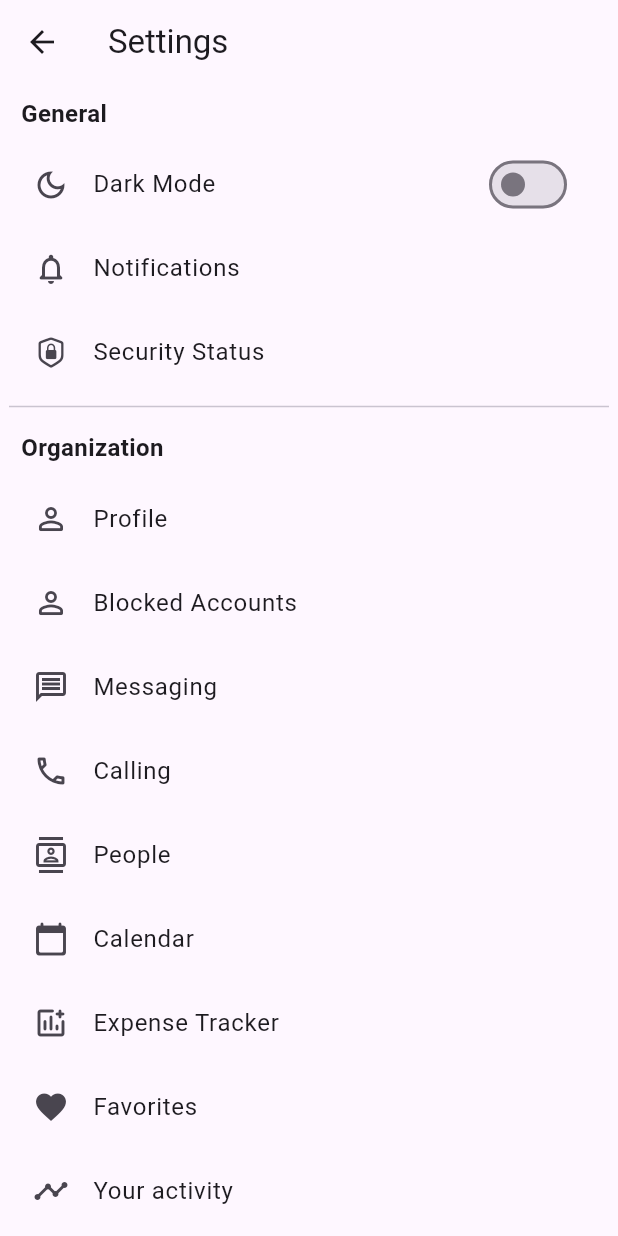
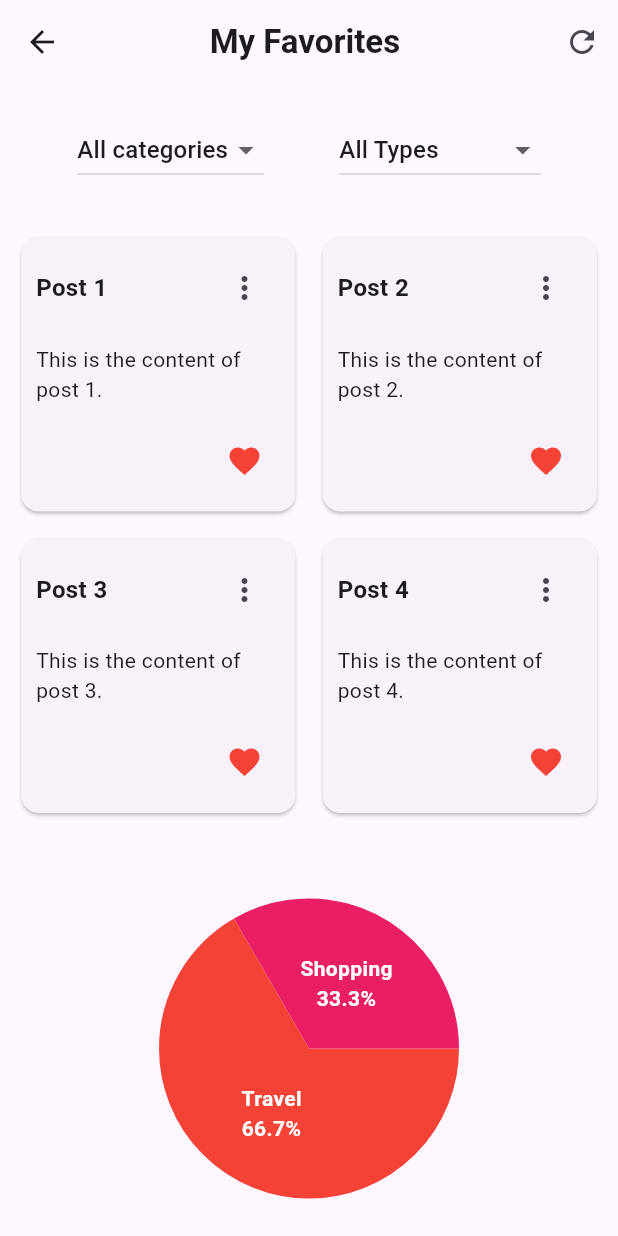
Before and after one commit to MariamBadie/InternshipCampusApp, a Flutter app: the SettingsPage2 screen opened by its route, after a tap on "Favorites", on a phone screen of 412 x 824 dp. Run offline on Flutter 3.47's test engine with Material 3 defaults, Android fonts, the phone set to English and light mode, and no system bars; drawn by our look-alikes of fl_chart; our stand-ins replace flashy_tab_bar2, google_fonts, image_picker, share_plus, timeago.

Commit message:
added favorites  and archive pages and activity page is still empty
added examples to favorites page and the archive page contains the archived posts but still does not contain the remove and delete parts from the archive and the favorite

```diff
--- /dev/null
+++ b/lib/screens/archive_page.dart
@@ -0,0 +1,114 @@
+import 'package:flutter/cupertino.dart';
+import 'package:flutter/material.dart';
+
+class ArchivePage extends StatefulWidget {
+  const ArchivePage({super.key});
+
+  @override
+  State<ArchivePage> createState() => _ArchivePageState();
+}
+
+class _ArchivePageState extends State<ArchivePage> {
+  String type = 'All Types';
+
+  final List<Map<String, String>> posts = [
+    {
+      'title': 'Post 1',
+      'content': 'This is the content of post 1.',
+      'type': 'normal Post'
+    },
+    {
+      'title': 'Post 2',
+      'content': 'This is the content of post 2.',
+      'type': 'Academic Post'
+    },
+    {
+      'title': 'Post 3',
+      'content': 'This is the content of post 3.',
+      'type': 'normal Post'
+    },
+    {
+      'title': 'Post 4',
+      'content': 'This is the content of post 4.',
+      'type': 'Academic Post'
+    },
+    {
+      'title': 'Post 5',
+      'content': 'This is the content of post 5.',
+      'type': 'normal Post'
+    },
+    {
+      'title': 'Post 6',
+      'content': 'This is the content of post 6.',
+      'type': 'Academic Post'
+    },
+  ];
+
+  @override
+  Widget build(BuildContext context) {
+    return Scaffold(
+      appBar: AppBar(
+        title: const Text(
+          "My Archives ",
+          style: TextStyle(fontWeight: FontWeight.bold),
+        ),
+        centerTitle: true,
+        actions: [
+          IconButton(
+            onPressed: () {},
+            icon: const Icon(Icons.refresh),
+          ),
+        ],
+      ),
+      body: Column(
+        mainAxisAlignment: MainAxisAlignment.start,
+        crossAxisAlignment: CrossAxisAlignment.center,
+        children: [
+          const SizedBox(height: 20),
+          Expanded(
+            child: GridView.builder(
+              gridDelegate: const SliverGridDelegateWithMaxCrossAxisExtent(
+                maxCrossAxisExtent: 150, // Maximum width for each item
+                childAspectRatio: 1, // Aspect ratio of each card (width/height)
+                mainAxisSpacing: 10, // Space between rows
+                crossAxisSpacing: 10, // Space between columns
+              ),
+              padding: const EdgeInsets.all(10),
+              itemCount: posts.length,
+              itemBuilder: (context, index) {
+                final post = posts[index];
+                return Card(
+                  child: Container(
+                    width: 150,
+                    height: 150,
+                    padding: const EdgeInsets.all(10),
+                    child: Column(
+                      mainAxisAlignment: MainAxisAlignment.spaceBetween,
+                      children: [
+                        Row(
+                            mainAxisAlignment: MainAxisAlignment.spaceBetween,
+                            children: [
+                              Text(
+                                post['title']!,
+                                style: const TextStyle(
+                                  fontWeight: FontWeight.bold,
+                                  fontSize: 16,
+                                ),
+                              ),
+                              IconButton(
+                                  onPressed: () {},
+                                  icon: Icon(Icons.more_vert_rounded)),
+                            ]),
+                        Text(post['content']!),
+                      ],
+                    ),
+                  ),
+                );
+              },
+            ),
+          ),
+        ],
+      ),
+    );
+  }
+}
--- /dev/null
+++ b/lib/screens/favorites_page.dart
@@ -0,0 +1,247 @@
+import 'package:flutter/cupertino.dart';
+import 'package:flutter/material.dart';
+import 'package:fl_chart/fl_chart.dart';
+
+class FavoritesPage extends StatefulWidget {
+  const FavoritesPage({super.key});
+
+  @override
+  State<FavoritesPage> createState() => _FavoritesPageState();
+}
+
+class _FavoritesPageState extends State<FavoritesPage> {
+  String description = 'All categories';
+  String type = 'All Types';
+
+  final List<Map<String, String>> posts = [
+    {
+      'title': 'Post 1',
+      'content': 'This is the content of post 1.',
+      'type': 'normal Post',
+      'description': 'Travel'
+    },
+    {
+      'title': 'Post 2',
+      'content': 'This is the content of post 2.',
+      'type': 'Academic Post',
+      'description': 'Travel'
+    },
+    {
+      'title': 'Post 3',
+      'content': 'This is the content of post 3.',
+      'type': 'normal Post',
+      'description': 'Shopping'
+    },
+    {
+      'title': 'Post 4',
+      'content': 'This is the content of post 4.',
+      'type': 'Academic Post',
+      'description': 'Travel'
+    },
+    {
+      'title': 'Post 5',
+      'content': 'This is the content of post 5.',
+      'type': 'normal Post',
+      'description': 'Shopping'
+    },
+    {
+      'title': 'Post 6',
+      'content': 'This is the content of post 6.',
+      'type': 'Academic Post',
+      'description': 'Travel'
+    },
+  ];
+
+  List<Map<String, String>> getFilteredPosts() {
+    return posts.where((post) {
+      final matchesDescription =
+          description == 'All categories' || post['description'] == description;
+      final matchesType = type == 'All Types' || post['type'] == type;
+      return matchesDescription && matchesType;
+    }).toList();
+  }
+
+  Map<String, double> calculateDescriptionPercentages() {
+    final filteredPosts = getFilteredPosts();
+    final Map<String, int> descriptionCount = {};
+
+    for (var post in filteredPosts) {
+      final desc = post['description']!;
+      if (descriptionCount.containsKey(desc)) {
+        descriptionCount[desc] = descriptionCount[desc]! + 1;
+      } else {
+        descriptionCount[desc] = 1;
+      }
+    }
+
+    final totalPosts = filteredPosts.length;
+    final Map<String, double> descriptionPercentages = {};
+
+    descriptionCount.forEach((key, count) {
+      descriptionPercentages[key] = (count / totalPosts) * 100;
+    });
+
+    return descriptionPercentages;
+  }
+
+  @override
+  Widget build(BuildContext context) {
+    final filteredPosts = getFilteredPosts();
+    final descriptionPercentages = calculateDescriptionPercentages();
+
+    return Scaffold(
+      appBar: AppBar(
+        title: const Text(
+          "My Favorites ",
+          style: TextStyle(fontWeight: FontWeight.bold),
+        ),
+        centerTitle: true,
+        actions: [
+          IconButton(
+            onPressed: () {},
+            icon: const Icon(Icons.refresh),
+          ),
+        ],
+      ),
+      body: Column(
+        mainAxisAlignment: MainAxisAlignment.start,
+        crossAxisAlignment: CrossAxisAlignment.center,
+        children: [
+          const SizedBox(height: 20), // Add some space from the top
+          Row(
+            mainAxisAlignment: MainAxisAlignment.center,
+            children: [
+              DropdownButton<String>(
+                value: description,
+                items: const [
+                  DropdownMenuItem(
+                    value: 'All categories',
+                    child: Text('All categories'),
+                  ),
+                  DropdownMenuItem(
+                    value: 'Travel',
+                    child: Text('Travel'),
+                  ),
+                  DropdownMenuItem(
+                    value: 'Shopping',
+                    child: Text('Shopping'),
+                  ),
+                ],
+                onChanged: (String? newValue) {
+                  setState(() {
+                    description = newValue!;
+                  });
+                },
+              ),
+              const SizedBox(width: 50), // Space between dropdowns
+              DropdownButton<String>(
+                value: type,
+                items: const [
+                  DropdownMenuItem(
+                    value: 'All Types',
+                    child: Text('All Types'),
+                  ),
+                  DropdownMenuItem(
+                    value: 'Academic Post',
+                    child: Text('Academic Post'),
+                  ),
+                  DropdownMenuItem(
+                    value: 'normal Post',
+                    child: Text('normal Post'),
+                  ),
+                ],
+                onChanged: (String? newValue) {
+                  setState(() {
+                    type = newValue!;
+                  });
+                },
+              ),
+            ],
+          ),
+          const SizedBox(height: 20),
+          Expanded(
+            child: GridView.builder(
+              gridDelegate: const SliverGridDelegateWithMaxCrossAxisExtent(
+                maxCrossAxisExtent: 190, // Maximum width for each item
+                childAspectRatio: 1, // Aspect ratio of each card (width/height)
+                mainAxisSpacing: 10, // Space between rows
+                crossAxisSpacing: 10, // Space between columns
+              ),
+              padding: const EdgeInsets.all(10),
+              itemCount: filteredPosts.length,
+              itemBuilder: (context, index) {
+                final post = filteredPosts[index];
+                return Card(
+                  child: Container(
+                    width: 190,
+                    height: 190,
+                    padding: const EdgeInsets.all(10),
+                    child: Column(
+                      mainAxisAlignment: MainAxisAlignment.spaceBetween,
+                      children: [
+                        Row(
+                            mainAxisAlignment: MainAxisAlignment.spaceBetween,
+                            children: [
+                              Text(
+                                post['title']!,
+                                style: const TextStyle(
+                                  fontWeight: FontWeight.bold,
+                                  fontSize: 16,
+                                ),
+                              ),
+                              IconButton(
+                                  onPressed: () {},
+                                  icon: Icon(Icons.more_vert_rounded)),
+                            ]),
+                        Text(post['content']!),
+                        Row(
+                          mainAxisAlignment: MainAxisAlignment.end,
+                          children: [
+                            IconButton(
+                              onPressed: () {},
+                              icon: const Icon(
+                                Icons.favorite,
+                                color: Colors.red,
+                              ),
+                            ),
+                          ],
+                        ),
+                      ],
+                    ),
+                  ),
+                );
+              },
+            ),
+          ),
+          const SizedBox(height: 20),
+          Container(
+            height: 250,
+            padding: const EdgeInsets.all(10),
+            child: PieChart(
+              PieChartData(
+                sections: descriptionPercentages.entries.map((entry) {
+                  return PieChartSectionData(
+                    color: Colors.primaries[descriptionPercentages.keys
+                            .toList()
+                            .indexOf(entry.key) %
+                        Colors.primaries.length],
+                    value: entry.value,
+                    title: '${entry.key}\n${entry.value.toStringAsFixed(1)}%',
+                    radius: 100,
+                    titleStyle: const TextStyle(
+                        fontSize: 14,
+                        fontWeight: FontWeight.bold,
+                        color: Colors.white),
+                  );
+                }).toList(),
+                borderData: FlBorderData(show: false),
+                sectionsSpace: 0,
+                centerSpaceRadius: 0,
+              ),
+            ),
+          ),
+        ],
+      ),
+    );
+  }
+}
--- a/pubspec.yaml
+++ b/pubspec.yaml
@@ -42,6 +42,7 @@ dependencies:
   intl: ^0.19.0
   google_fonts: ^6.2.1
   uuid: ^4.4.2
+  fl_chart: ^0.68.0
 
 dev_dependencies:
   flutter_test:
```
Also changed, not shown: lib/screens/my_activity_page.dart (added, +22 -0 lines), lib/screens/settings.dart (+24 -3 lines), pubspec.lock.
